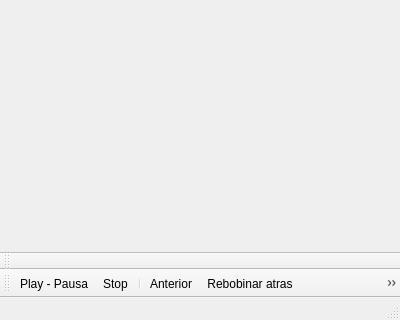
First picture: the form in ui/multimedia.ui, repository Monthy/gr-lida, before the edit.
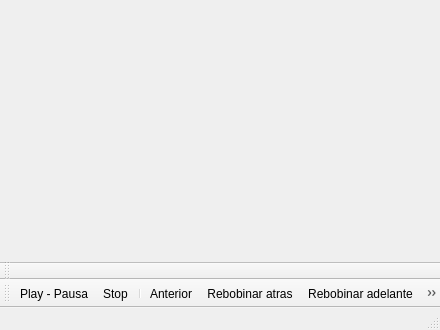
Second picture: the form after the edit. Icons and pictures are not drawn.

Commit message: Aumentando el tamaño minimo de la ventana multimedia.

```diff
--- a/ui/multimedia.ui
+++ b/ui/multimedia.ui
@@ -6,16 +6,10 @@
    <rect>
     <x>0</x>
     <y>0</y>
-    <width>400</width>
-    <height>320</height>
+    <width>440</width>
+    <height>330</height>
    </rect>
   </property>
-  <property name="minimumSize">
-   <size>
-    <width>400</width>
-    <height>0</height>
-   </size>
-  </property>
   <property name="windowTitle">
    <string>Reproductor Multimedia</string>
   </property>
```
Left out of the diff: 4 changed lines with no effect on the pictures.
